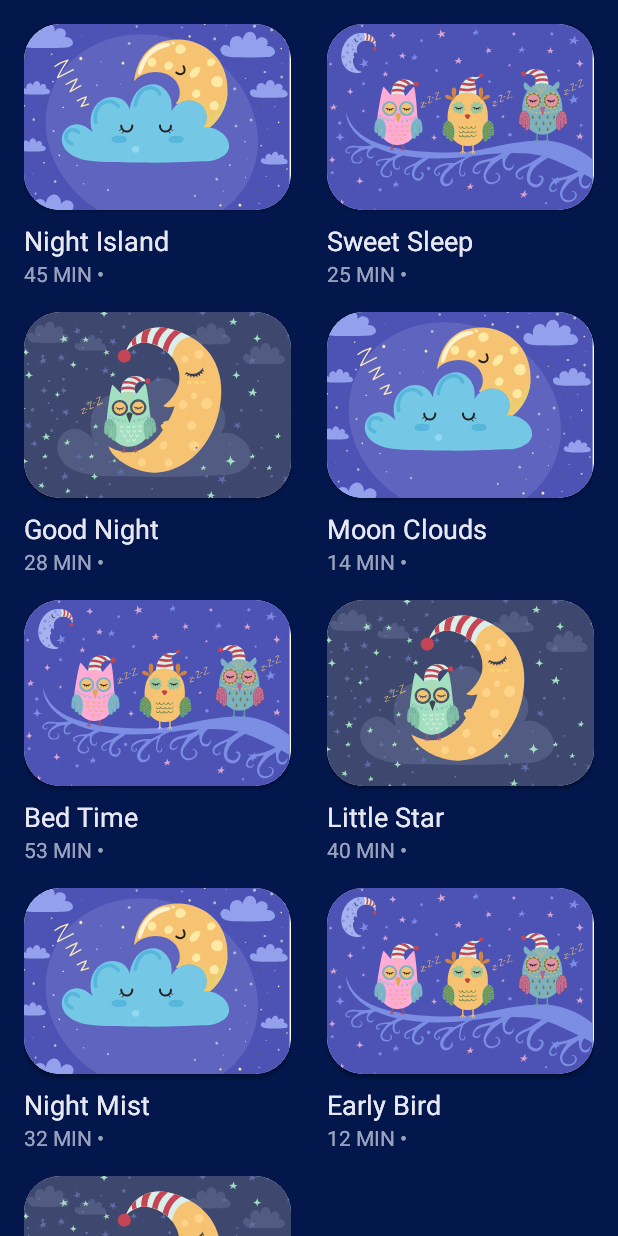
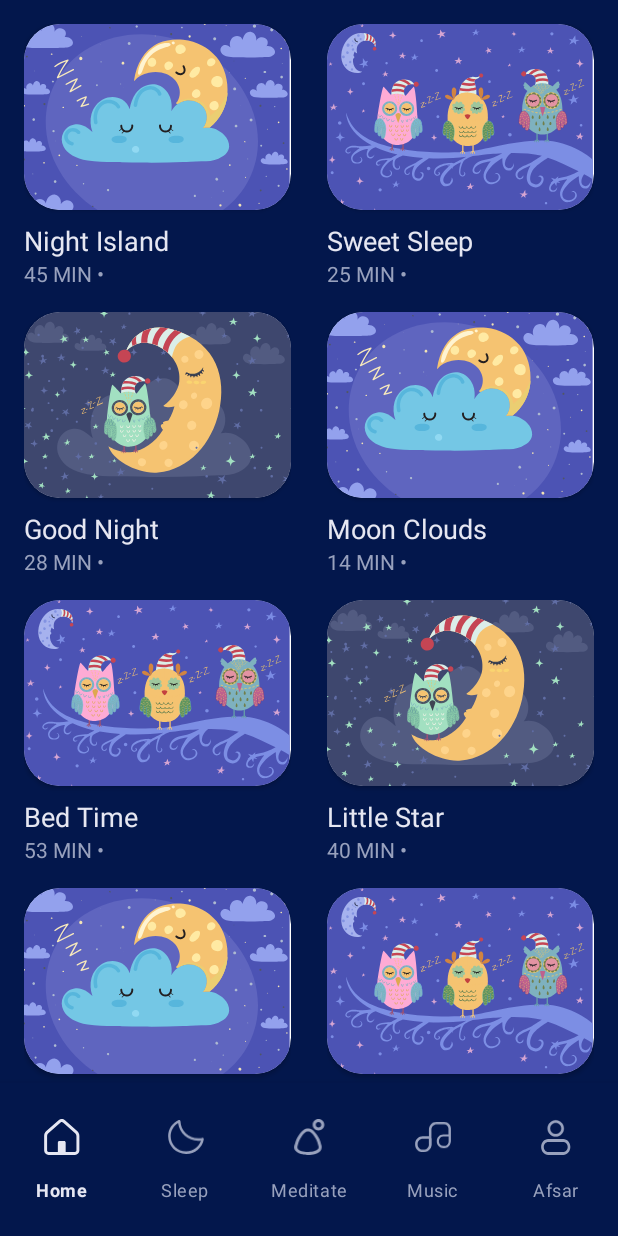
Before and after one commit to DmitryAvanesov/sleep, an Android app: the screen it shows after launch (ListActivity), on a phone screen of 412 x 824 dp. Run offline under Robolectric (Android 15) with nearby library versions, the phone set to English and light mode, and no system bars.

Commit message:
Added a bottom menu w/out background highlighting

```diff
--- a/app/src/main/AndroidManifest.xml
+++ b/app/src/main/AndroidManifest.xml
@@ -11,7 +11,8 @@
         android:theme="@style/Theme.Sleep">
         <activity
             android:name=".list.ListActivity"
-            android:exported="true" />
+            android:exported="true"
+            />
         <activity
             android:name=".MainActivity"
             android:exported="true">
--- a/app/src/main/java/com/example/sleep/MainActivity.kt
+++ b/app/src/main/java/com/example/sleep/MainActivity.kt
@@ -1,9 +1,11 @@
 package com.example.sleep
 
 import android.content.Intent
+import android.os.Build
 import androidx.appcompat.app.AppCompatActivity
 import android.os.Bundle
 import android.view.Window
+import android.view.WindowManager
 import com.example.sleep.list.ListActivity
 
 class MainActivity : AppCompatActivity(R.layout.activity_main) {
--- a/app/src/main/java/com/example/sleep/list/ListActivity.kt
+++ b/app/src/main/java/com/example/sleep/list/ListActivity.kt
@@ -1,9 +1,10 @@
 package com.example.sleep.list
 
-import androidx.appcompat.app.AppCompatActivity
 import android.os.Bundle
+import android.view.MenuItem
 import android.view.Window
 import android.view.WindowManager
+import androidx.appcompat.app.AppCompatActivity
 import androidx.fragment.app.add
 import androidx.fragment.app.commit
 import com.example.sleep.R
@@ -11,11 +12,22 @@ import com.example.sleep.R
 class ListActivity : AppCompatActivity(R.layout.activity_list) {
     override fun onCreate(savedInstanceState: Bundle?) {
         super.onCreate(savedInstanceState)
+
         if (savedInstanceState == null) {
             supportFragmentManager.commit {
                 setReorderingAllowed(true)
-                add<ListFragment>(R.id.list_fragment_container)
+                add<ListFragment>(R.id.list_container)
             }
         }
     }
+
+    override fun onOptionsItemSelected(item: MenuItem): Boolean {
+        return when (item.itemId) {
+            R.id.menu_home -> {
+
+                true
+            }
+            else -> super.onOptionsItemSelected(item)
+        }
+    }
 }
--- a/app/src/main/java/com/example/sleep/list/ListFragment.kt
+++ b/app/src/main/java/com/example/sleep/list/ListFragment.kt
@@ -1,6 +1,5 @@
 package com.example.sleep.list
 
-import android.graphics.Color
 import android.os.Bundle
 import android.view.LayoutInflater
 import android.view.View
@@ -84,12 +83,12 @@ class ListFragment : Fragment(R.layout.fragment_list) {
                     val nameTextView = TextView(requireContext())
                     nameTextView.text = track.name
                     nameTextView.textSize = 18f
-                    nameTextView.setTextColor(ContextCompat.getColor(requireContext(), R.color.name_text))
+                    nameTextView.setTextColor(ContextCompat.getColor(requireContext(), R.color.light_pink))
                     itemLinearLayout.addView(nameTextView)
 
                     val infoTextView = TextView(requireContext())
                     infoTextView.text = getString(R.string.list_info, track.minutes)
-                    infoTextView.setTextColor(ContextCompat.getColor(requireContext(), R.color.info_text))
+                    infoTextView.setTextColor(ContextCompat.getColor(requireContext(), R.color.pink))
                     itemLinearLayout.addView(infoTextView)
 
                     if (leftCard) {
--- /dev/null
+++ b/app/src/main/res/color/menu_item.xml
@@ -0,0 +1,5 @@
+<?xml version="1.0" encoding="utf-8"?>
+<selector xmlns:android="http://schemas.android.com/apk/res/android">
+    <item android:color="@color/light_pink" android:state_checked="true" />
+    <item android:color="@color/pink" />
+</selector>
--- /dev/null
+++ b/app/src/main/res/drawable/ic_menu_item_highlight.xml
@@ -0,0 +1,9 @@
+<vector xmlns:android="http://schemas.android.com/apk/res/android"
+    android:width="47dp"
+    android:height="46dp"
+    android:viewportWidth="47"
+    android:viewportHeight="46">
+  <path
+      android:pathData="M18.5957,0.0002L28.5957,0.0002A18,18 0,0 1,46.5957 18.0002L46.5957,28.0002A18,18 0,0 1,28.5957 46.0002L18.5957,46.0002A18,18 0,0 1,0.5957 28.0002L0.5957,18.0002A18,18 0,0 1,18.5957 0.0002z"
+      android:fillColor="#8E97FD"/>
+</vector>
--- /dev/null
+++ b/app/src/main/res/drawable/menu_afsar.xml
@@ -0,0 +1,14 @@
+<vector xmlns:android="http://schemas.android.com/apk/res/android"
+    android:width="20dp"
+    android:height="24dp"
+    android:viewportWidth="20"
+    android:viewportHeight="24">
+  <path
+      android:pathData="M4.4189,6.3113C4.4189,9.2925 6.8436,11.7154 9.8266,11.7154C12.8099,11.7154 15.2344,9.2851 15.2344,6.3041C15.2344,3.3229 12.8097,0.9 9.8266,0.9C6.8435,0.9 4.4189,3.323 4.4189,6.3113ZM6.0612,6.3041C6.0612,4.2333 7.7473,2.5413 9.8266,2.5413C11.906,2.5413 13.592,4.2333 13.592,6.3041C13.592,8.3748 11.8989,10.0669 9.8266,10.0669C7.7544,10.0669 6.0612,8.3748 6.0612,6.3041Z"
+      android:strokeWidth="0.2"
+      android:fillColor="#98A1BD"
+      android:strokeColor="#98A1BD"/>
+  <path
+      android:pathData="M14.85,24.0001H4.803C2.2035,24.0001 0.0957,21.6235 0.0957,18.6924C0.0957,15.7612 2.2122,13.3846 4.803,13.3846H14.85C17.4496,13.3846 19.5573,15.7711 19.5573,18.6924C19.5573,21.6136 17.4496,24.0001 14.85,24.0001ZM4.803,15.3651C3.1783,15.3651 1.8522,16.8604 1.8522,18.6924C1.8522,20.5243 3.1783,22.0196 4.803,22.0196H14.85C16.4747,22.0196 17.8009,20.5243 17.8009,18.6924C17.8009,16.8604 16.4747,15.3651 14.85,15.3651H4.803Z"
+      android:fillColor="#98A1BD"/>
+</vector>
--- /dev/null
+++ b/app/src/main/res/drawable/menu_home.xml
@@ -0,0 +1,9 @@
+<vector xmlns:android="http://schemas.android.com/apk/res/android"
+    android:width="22dp"
+    android:height="22dp"
+    android:viewportWidth="22"
+    android:viewportHeight="22">
+  <path
+      android:pathData="M20.4161,7.5059L12.8239,0.8191C11.7394,-0.2655 9.9735,-0.2655 8.9338,0.7743L1.252,7.5508C0.508,8.2947 0.0957,9.2897 0.0957,10.3474V19.302C0.0957,20.7899 1.3058,22 2.7937,22H18.9281C20.4071,22 21.6172,20.7899 21.6172,19.302V10.3474C21.6172,9.2897 21.2049,8.2947 20.4161,7.5059ZM19.8245,19.302C19.8245,19.8039 19.4211,20.2073 18.9281,20.2073H13.2452V14.4348C13.2452,13.9149 12.8329,13.5026 12.313,13.5026H9.3999C8.8889,13.5026 8.4677,13.9149 8.4677,14.4348V20.2073H2.7937C2.2918,20.2073 1.8884,19.8039 1.8884,19.302V10.3474C1.8884,9.7827 2.1215,9.218 2.48,8.8505L10.1618,2.083C10.35,1.8948 10.592,1.7962 10.843,1.7962C11.1119,1.7962 11.3808,1.9037 11.5959,2.1188L19.1881,8.8146C19.6004,9.2269 19.8245,9.7737 19.8245,10.3474V19.302Z"
+      android:fillColor="#98A1BD"/>
+</vector>
--- /dev/null
+++ b/app/src/main/res/drawable/menu_meditate.xml
@@ -0,0 +1,12 @@
+<vector xmlns:android="http://schemas.android.com/apk/res/android"
+    android:width="19dp"
+    android:height="22dp"
+    android:viewportWidth="19"
+    android:viewportHeight="22">
+  <path
+      android:pathData="M8.313,22.0001C7.7592,22.0001 2.9287,21.9365 0.9493,19.603C0.2411,18.7677 -0.0313,17.7235 0.1503,16.5886L0.1685,16.4887C0.1866,16.407 0.1957,16.3343 0.2139,16.2617L0.5498,14.9361C0.8404,13.9282 1.14,13.0747 1.476,12.2757C1.8482,11.404 2.3295,10.5687 2.9923,9.6516C3.8458,8.4622 4.8718,7.1184 6.2519,6.2921C6.715,6.0197 7.4414,5.702 8.2949,5.7564C9.1574,5.702 9.8747,6.0107 10.3378,6.2921C11.6634,7.0821 12.6895,8.3714 13.6065,9.6516C14.2603,10.5687 14.7415,11.404 15.1228,12.2757C15.5405,13.2381 15.8946,14.3005 16.2033,15.5081L16.394,16.2617C16.6755,17.4784 16.4576,18.5952 15.7403,19.4941C13.8244,21.9365 8.876,22.0001 8.313,22.0001ZM2.2114,15.7714L1.9572,16.8156C1.8482,17.5056 1.9663,18.005 2.3386,18.4318C3.5643,19.8754 7.0691,20.1932 8.313,20.1932H8.3221C9.5933,20.1932 13.1616,19.8664 14.342,18.3773C14.7142,17.9142 14.805,17.3694 14.6416,16.6794L14.4691,15.9711C14.1785,14.8543 13.8517,13.8828 13.4794,13.0021C13.1525,12.2484 12.7349,11.5221 12.1538,10.7049C11.4092,9.6607 10.5285,8.4985 9.4389,7.8538C9.0757,7.645 8.7125,7.5451 8.3947,7.5724L8.313,7.5815L8.2222,7.5724C7.9135,7.5451 7.5412,7.645 7.1962,7.8538C6.1157,8.4985 5.2259,9.6607 4.4814,10.7049C3.9003,11.5221 3.4826,12.2484 3.1557,13.0021C2.847,13.7194 2.5746,14.5002 2.3204,15.39L2.2114,15.7714Z"
+      android:fillColor="#98A1BD"/>
+  <path
+      android:pathData="M14.6053,6.9823C12.6804,6.9823 11.1187,5.4206 11.1187,3.4957C11.1187,1.5708 12.6804,0 14.6053,0C16.5302,0 18.0919,1.5617 18.0919,3.4866C18.0919,5.4115 16.5302,6.9823 14.6053,6.9823ZM14.6053,1.816C13.6791,1.816 12.9346,2.5696 12.9346,3.4866C12.9346,4.4037 13.6882,5.1573 14.6053,5.1573C15.5223,5.1573 16.2759,4.4037 16.2759,3.4866C16.2759,2.5696 15.5223,1.816 14.6053,1.816Z"
+      android:fillColor="#98A1BD"/>
+</vector>
--- /dev/null
+++ b/app/src/main/res/drawable/menu_music.xml
@@ -0,0 +1,12 @@
+<vector xmlns:android="http://schemas.android.com/apk/res/android"
+    android:width="26dp"
+    android:height="22dp"
+    android:viewportWidth="26"
+    android:viewportHeight="22">
+  <path
+      android:pathData="M10.0595,10.4887C9.96,10.4706 9.8604,10.4615 9.7609,10.4615H5.6161C2.5754,10.4615 0.0957,12.9321 0.0957,15.9819V16.4796C0.0957,19.5204 2.5754,22 5.6161,22H6.3491C8.3944,22 10.1953,20.8778 11.1364,19.2036C11.607,18.3982 11.8695,17.4751 11.8695,16.4796V12.5611C11.8695,11.5023 11.0731,10.6244 10.0595,10.4887ZM10.0595,16.4796C10.0595,18.5249 8.3944,20.1901 6.3491,20.1901H5.6161C3.5708,20.1901 1.9057,18.5249 1.9057,16.4796V15.9819C1.9057,13.9367 3.5708,12.2715 5.6161,12.2715H9.7609C9.9238,12.2715 10.0595,12.3982 10.0595,12.5611V16.4796Z"
+      android:fillColor="#98A1BD"/>
+  <path
+      android:pathData="M21.0009,0.0362H20.4036V0H15.6887C12.5846,0 10.0597,2.5249 10.0597,5.629V15.9004C10.0597,17.1403 10.4579,18.2805 11.1366,19.2036C11.6072,18.3982 11.8696,17.4751 11.8696,16.4796V5.629C11.8696,3.5204 13.5801,1.8099 15.6887,1.8099H19.9511V1.819H21.0009C22.7475,1.819 24.1683,3.2398 24.1683,4.9864V9.1403C24.123,9.1312 24.0687,9.1312 24.0235,9.1312H20.4669C17.8606,9.1312 15.7248,11.2489 15.7248,13.8643V14.2896C15.7248,16.8959 17.8606,19.0317 20.4669,19.0317H21.0914C22.847,19.0317 24.3945,18.0633 25.1999,16.6244C25.4714,16.1629 25.6706,15.6561 25.7611,15.1041C25.8787,14.6787 25.942,14.2443 25.942,13.7919V4.9864C25.942,2.2534 23.7248,0.0362 21.0009,0.0362ZM24.2769,14.2896C24.2769,14.5158 24.2497,14.733 24.2135,14.9502C23.9058,16.3891 22.6208,17.4751 21.0914,17.4751H20.4669C18.7113,17.4751 17.2814,16.0452 17.2814,14.2896V13.8643C17.2814,12.1086 18.7113,10.6787 20.4669,10.6787H24.0235C24.0778,10.6787 24.123,10.6968 24.1683,10.724C24.2316,10.7692 24.2769,10.8416 24.2769,10.9321V14.2896Z"
+      android:fillColor="#98A1BD"/>
+</vector>
--- /dev/null
+++ b/app/src/main/res/drawable/menu_sleep.xml
@@ -0,0 +1,9 @@
+<vector xmlns:android="http://schemas.android.com/apk/res/android"
+    android:width="23dp"
+    android:height="22dp"
+    android:viewportWidth="23"
+    android:viewportHeight="22">
+  <path
+      android:pathData="M11.5718,22.0001C5.2423,22.0001 0.0957,16.8535 0.0957,10.5328C0.0957,6.0307 2.744,1.9258 6.8489,0.0719C7.0961,-0.0428 7.3786,-0.0163 7.6081,0.1249C7.8377,0.2662 7.9789,0.5133 7.9789,0.787C8.1113,6.9046 13.2049,11.8923 19.3314,11.8923C20.1965,11.8923 21.0617,11.7952 21.9091,11.5922C22.1651,11.5304 22.4476,11.601 22.6418,11.7864C22.836,11.9718 22.9243,12.2366 22.8802,12.5014C21.9268,18.01 17.1774,22.0001 11.5718,22.0001ZM6.4693,2.0758C3.5385,3.8502 1.6935,7.0547 1.6935,10.5328C1.6935,15.9708 6.1251,20.4023 11.5718,20.4023C15.9945,20.4023 19.8081,17.5068 21.0352,13.3754C20.4702,13.4548 19.8964,13.4902 19.3314,13.4902C12.7636,13.4902 7.2374,8.476 6.4693,2.0758Z"
+      android:fillColor="#E6E7F2"/>
+</vector>
--- a/app/src/main/res/layout/activity_list.xml
+++ b/app/src/main/res/layout/activity_list.xml
@@ -9,24 +9,27 @@
     tools:context=".list.ListActivity">
 
     <ScrollView
+        android:id="@+id/list_container"
         android:layout_width="match_parent"
-        android:layout_height="match_parent"
+        android:layout_height="0dp"
+        app:layout_constraintBottom_toTopOf="@+id/menu"
+        app:layout_constraintEnd_toEndOf="parent"
+        app:layout_constraintStart_toStartOf="parent"
+        app:layout_constraintTop_toTopOf="parent" />
+
+    <com.google.android.material.bottomnavigation.BottomNavigationView
+        android:id="@+id/menu"
+        android:layout_width="match_parent"
+        android:layout_height="wrap_content"
+        android:background="@color/background"
+        android:paddingTop="16dp"
+        android:paddingBottom="16dp"
+        app:itemIconTint="@color/menu_item"
+        app:itemTextColor="@color/menu_item"
+        app:labelVisibilityMode="labeled"
         app:layout_constraintBottom_toBottomOf="parent"
         app:layout_constraintEnd_toEndOf="parent"
         app:layout_constraintStart_toStartOf="parent"
-        app:layout_constraintTop_toTopOf="parent">
-
-        <LinearLayout
-            android:layout_width="match_parent"
-            android:layout_height="wrap_content"
-            android:orientation="vertical">
-
-            <androidx.fragment.app.FragmentContainerView
-                android:id="@+id/list_fragment_container"
-                android:name="com.example.sleep.list.ListFragment"
-                android:layout_width="match_parent"
-                android:layout_height="match_parent" />
-        </LinearLayout>
-    </ScrollView>
+        app:menu="@menu/menu" />
 
 </androidx.constraintlayout.widget.ConstraintLayout>
--- a/app/src/main/res/layout/fragment_list.xml
+++ b/app/src/main/res/layout/fragment_list.xml
@@ -5,7 +5,10 @@
     android:id="@+id/fragment_list"
     android:layout_width="match_parent"
     android:layout_height="match_parent"
-    android:padding="16dp"
+    android:paddingLeft="16dp"
+    android:paddingTop="16dp"
+    android:paddingRight="16dp"
+    android:paddingBottom="0dp"
     tools:context=".list.ListFragment">
 
     <TableLayout
--- /dev/null
+++ b/app/src/main/res/menu/menu.xml
@@ -0,0 +1,23 @@
+<?xml version="1.0" encoding="utf-8"?>
+<menu xmlns:android="http://schemas.android.com/apk/res/android">
+    <item
+        android:id="@+id/menu_home"
+        android:icon="@drawable/menu_home"
+        android:title="@string/menu_home" />
+    <item
+        android:id="@+id/menu_sleep"
+        android:icon="@drawable/menu_sleep"
+        android:title="@string/menu_sleep" />
+    <item
+        android:id="@+id/menu_meditate"
+        android:icon="@drawable/menu_meditate"
+        android:title="@string/menu_meditate" />
+    <item
+        android:id="@+id/menu_music"
+        android:icon="@drawable/menu_music"
+        android:title="@string/menu_music" />
+    <item
+        android:id="@+id/menu_afsar"
+        android:icon="@drawable/menu_afsar"
+        android:title="@string/menu_afsar" />
+</menu>
--- a/app/src/main/res/values/colors.xml
+++ b/app/src/main/res/values/colors.xml
@@ -1,6 +1,7 @@
 <?xml version="1.0" encoding="utf-8"?>
 <resources>
     <color name="background">#03174C</color>
-    <color name="name_text">#E6E7F2</color>
-    <color name="info_text">#98A1BD</color>
+    <color name="light_pink">#E6E7F2</color>
+    <color name="pink">#98A1BD</color>
+    <color name="bright_pink">#8E97FD</color>
 </resources>
--- /dev/null
+++ b/app/src/main/res/values/dimens.xml
@@ -0,0 +1,4 @@
+<?xml version="1.0" encoding="utf-8"?>
+<resources>
+    <dimen name="design_bottom_navigation_height">70dp</dimen>
+</resources>
--- a/app/src/main/res/values/strings.xml
+++ b/app/src/main/res/values/strings.xml
@@ -1,4 +1,9 @@
 <resources>
     <string name="app_name">sleep</string>
     <string name="list_info">%1$d MIN &#8226;</string>
+    <string name="menu_home">Home</string>
+    <string name="menu_sleep">Sleep</string>
+    <string name="menu_meditate">Meditate</string>
+    <string name="menu_music">Music</string>
+    <string name="menu_afsar">Afsar</string>
 </resources>
--- a/app/src/main/res/values/themes.xml
+++ b/app/src/main/res/values/themes.xml
@@ -1,4 +1,4 @@
-<resources xmlns:tools="http://schemas.android.com/tools">
+<resources>
     <style name="Theme.Sleep" parent="Theme.MaterialComponents.DayNight.DarkActionBar">
         <item name="windowActionBar">false</item>
         <item name="windowNoTitle">true</item>
```
